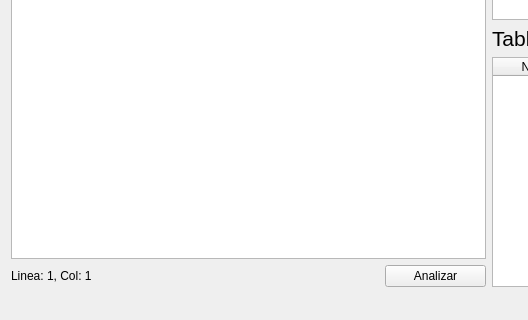
This is mainwindow.ui in jesusgp22/Prism-geom as Qt 5 draws it before an edit; both pictures show x 0 to 528 and y 301 to 621 of the 971 by 621 pixel window. The edited form follows.
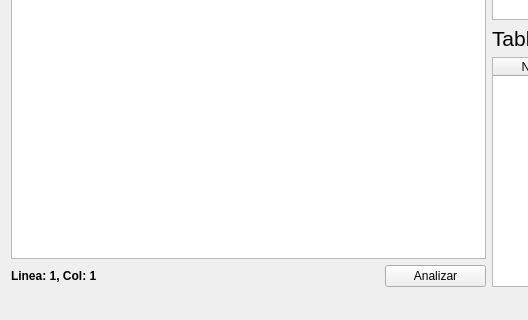
This is the edited form. Icons and pictures are not drawn.

Commit message: Line and column number is now in Bold.

What changed in the file:
```diff
--- a/mainwindow.ui
+++ b/mainwindow.ui
@@ -66,6 +66,12 @@
        <layout class="QHBoxLayout" name="horizontalLayout_2">
         <item>
          <widget class="QLabel" name="positionLabel">
+          <property name="font">
+           <font>
+            <weight>75</weight>
+            <bold>true</bold>
+           </font>
+          </property>
           <property name="text">
            <string>Linea: 1, Col: 1</string>
           </property>
```
Left out of the diff: 2 changed lines with no effect on the pictures.
